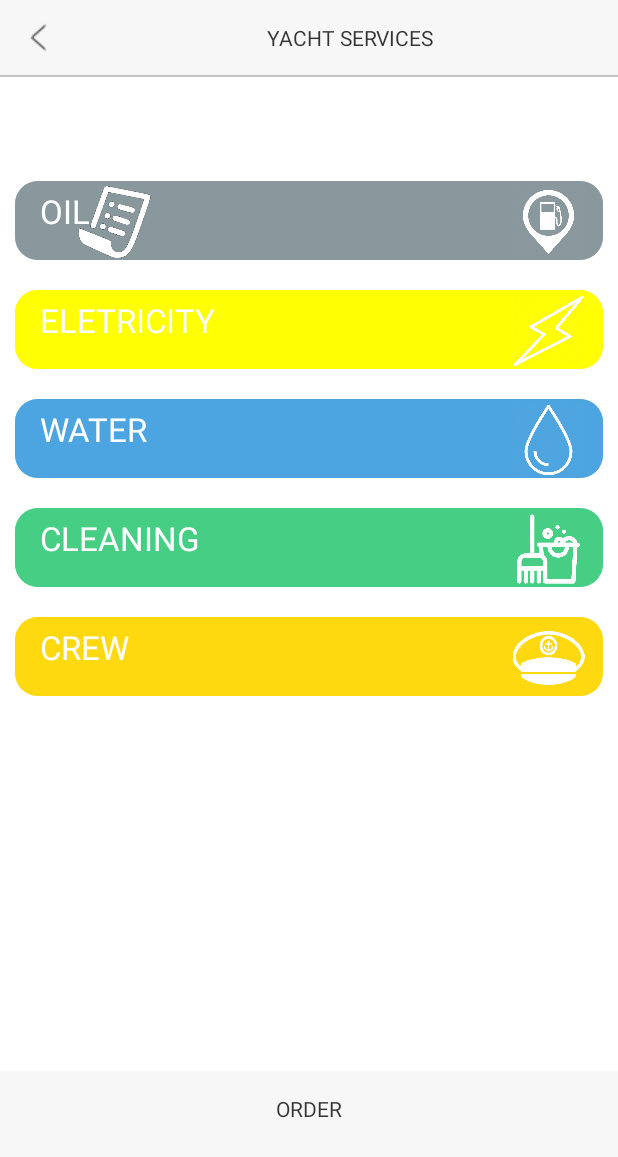
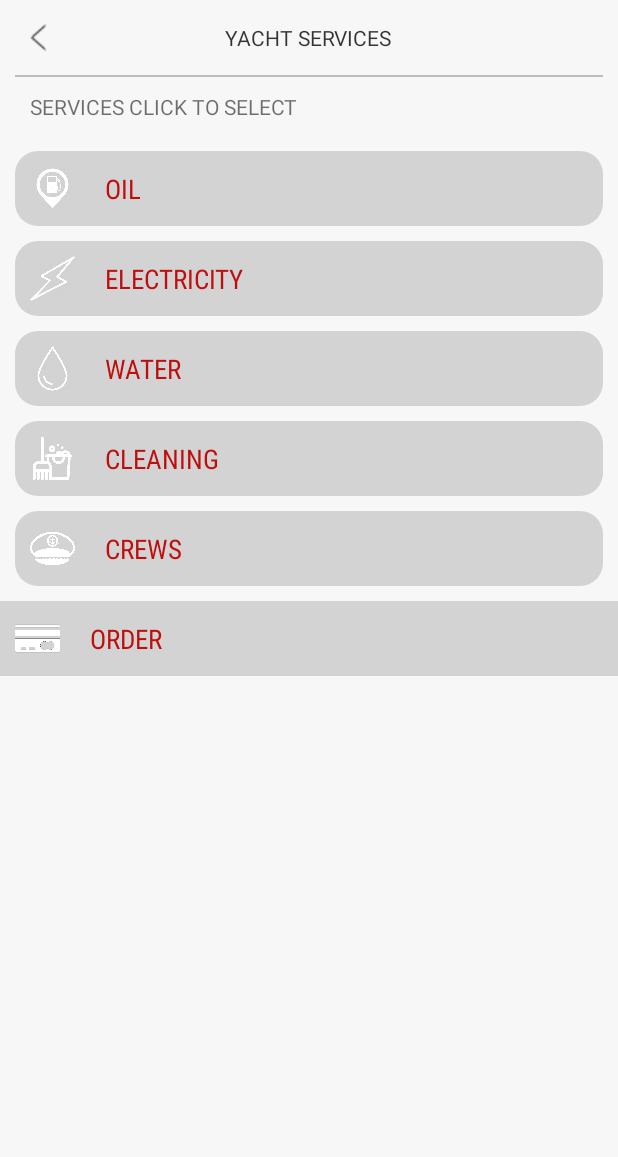
Before and after one commit to vlatkosemos/PortoMontenegro2, an Android app: the YachtServices screen opened directly, with no data from a screen before it, on a phone screen of 412 x 824 dp. Shown: the top 1157 px of the screen. Run offline under Robolectric (Android 15) with nearby library versions, the phone set to English and light mode, and no system bars; our stand-ins replace Picasso; pictures from the network do not load.

Commit message:
Merge branch 'master' of https://github.com/vlatkosemos/PortoMontenegro2
# Conflicts:
#	.idea/caches/build_file_checksums.ser

```diff
--- a/app/src/main/java/com/example/dimit/portomontenegro/YachtServices.java
+++ b/app/src/main/java/com/example/dimit/portomontenegro/YachtServices.java
@@ -1,14 +1,139 @@
 package com.example.dimit.portomontenegro;
 
 import android.app.Activity;
+import android.app.AlertDialog;
+import android.content.Context;
+import android.content.DialogInterface;
+import android.net.Uri;
 import android.support.v7.app.AppCompatActivity;
 import android.os.Bundle;
+import android.util.TypedValue;
+import android.view.View;
+import android.view.ViewGroup;
+import android.widget.AdapterView;
+import android.widget.ImageButton;
+import android.widget.ListView;
+import android.widget.Toast;
 
-public class YachtServices extends Activity {
+import com.example.dimit.portomontenegro.adapters.ListFacilitiesAdapter;
+import com.example.dimit.portomontenegro.objects.ZFacilities;
+
+import java.util.ArrayList;
+import java.util.List;
+
+public class YachtServices extends Activity { Context context;
+    ListFacilitiesAdapter adapter;
+    ListFacilitiesAdapter adapter1;
+
+
+    List<ZFacilities> lstResAndBar= new ArrayList<>();
+    List<ZFacilities> lstActivitys = new ArrayList<>();
+    ListView lstData;
+    ListView grvFun;
+
+    Uri petrolicon = Uri.parse("android.resource://com.example.dimit.portomontenegro/" + R.drawable.petrolicon);
+    Uri eletricityicon = Uri.parse("android.resource://com.example.dimit.portomontenegro/" + R.drawable.eletricityicon);
+    Uri watericon = Uri.parse("android.resource://com.example.dimit.portomontenegro/" + R.drawable.watericon);
+    Uri cleaningicon = Uri.parse("android.resource://com.example.dimit.portomontenegro/" + R.drawable.cleaningicon);
+    Uri crewicon1 = Uri.parse("android.resource://com.example.dimit.portomontenegro/" + R.drawable.crewicon1);
+
+    String petroliconSTR = petrolicon.toString();
+    String eletricityiconSTR = eletricityicon.toString();
+    String watericonSTR = watericon.toString();
+    String cleaningiconSTR = cleaningicon.toString();
+    String crewicon1STR = crewicon1.toString();
+
 
     @Override
     protected void onCreate(Bundle savedInstanceState) {
         super.onCreate(savedInstanceState);
         setContentView(R.layout.activity_yacht_services);
+
+        context = this;
+        Listners();
+
+        Start();
+
+        BindData();
+
+
+
+
     }
+
+    protected void popUpOrder(View v){
+
+
+        AlertDialog.Builder builder1 = new AlertDialog.Builder(context);
+        builder1.setMessage("Your order has been recived");
+        builder1.setCancelable(true);
+
+        builder1.setPositiveButton(
+                "OK",
+                new DialogInterface.OnClickListener() {
+                    public void onClick(DialogInterface dialog, int id) {
+                        dialog.cancel();
+                    }
+                });
+
+
+
+        AlertDialog alert11 = builder1.create();
+        alert11.show();
+
+    }
+
+    public void Listners()
+    {
+        context= this;
+
+        ImageButton imgBack = (ImageButton)findViewById(R.id.imgBack);
+        if (imgBack!=null)
+            imgBack.setOnClickListener(new View.OnClickListener() {
+                @Override
+                public void onClick(View v) {
+                    finish();
+                }
+            });
+
+        ImageButton imgClose = (ImageButton)findViewById(R.id.imgClose);
+        if (imgClose!=null)
+            imgClose.setOnClickListener(new View.OnClickListener() {
+                @Override
+                public void onClick(View v) {
+                    finish();
+                }
+            });
+    }
+
+    public void BindData()
+    {
+
+        grvFun = (ListView) findViewById(R.id.grvFun);
+        adapter1 = new ListFacilitiesAdapter(context, R.layout.facilities_item, lstResAndBar);
+        ViewGroup.LayoutParams layoutParams1 = grvFun.getLayoutParams();
+        int height1 = (int) TypedValue.applyDimension(TypedValue.COMPLEX_UNIT_SP, (int)(5*62), getResources().getDisplayMetrics());
+        layoutParams1.height = height1;
+        grvFun.setLayoutParams(layoutParams1);
+        grvFun.setOnItemClickListener(new AdapterView.OnItemClickListener() {
+            @Override
+            public void onItemClick(AdapterView<?> parent, View view, int position, long id) {
+                Toast.makeText(context,"test click"+position ,Toast.LENGTH_LONG).show();
+            }
+        });
+        grvFun.setAdapter(adapter1);
+    }
+
+    public void Start()
+    {
+        lstResAndBar.add(new ZFacilities("OIL",petroliconSTR,1));
+        lstResAndBar.add(new ZFacilities("ELECTRICITY",eletricityiconSTR,1));
+        lstResAndBar.add(new ZFacilities("WATER",watericonSTR,1));
+        lstResAndBar.add(new ZFacilities("CLEANING",cleaningiconSTR,1));
+        lstResAndBar.add(new ZFacilities("CREWS",crewicon1STR,1));
+
+
+
+    }
+
 }
--- a/app/src/main/java/com/example/dimit/portomontenegro/adapters/ListFacilitiesAdapter.java
+++ b/app/src/main/java/com/example/dimit/portomontenegro/adapters/ListFacilitiesAdapter.java
@@ -1,5 +1,6 @@
 package com.example.dimit.portomontenegro.adapters;
 
+import android.app.Application;
 import android.app.Dialog;
 import android.content.Context;
 import android.graphics.Typeface;
@@ -12,6 +13,7 @@ import android.widget.ImageView;
 import android.widget.LinearLayout;
 import android.widget.ScrollView;
 import android.widget.TextView;
+import android.widget.Toast;
 
 import com.example.dimit.portomontenegro.R;
 import com.example.dimit.portomontenegro.objects.ZEvents;
@@ -31,7 +33,7 @@ public class ListFacilitiesAdapter  extends ArrayAdapter<ZFacilities> {
         super(context, resource, items);
     }
     @Override
-    public View getView(int position, View convertView, ViewGroup parent) {
+    public View getView(final int position, View convertView, ViewGroup parent) {
 
         final ZFacilities p = getItem(position);
 
@@ -57,6 +59,9 @@ public class ListFacilitiesAdapter  extends ArrayAdapter<ZFacilities> {
                 LinearLayout llOpenTehaterEvent=(LinearLayout) v.findViewById(R.id.llOpenTheaterEvent);
                 TextView txtTitle=(TextView) v.findViewById(R.id.txtTitle);
                 ImageView imgSrc = (ImageView) v.findViewById(R.id.imageSrc);
+                final ImageView imgOrder = (ImageView) v.findViewById(R.id.ordericon);
+
+                imgOrder.setVisibility(View.GONE);
 
                 if(txtTitle!=null)
                 {
@@ -73,7 +78,12 @@ public class ListFacilitiesAdapter  extends ArrayAdapter<ZFacilities> {
                     llOpenTehaterEvent.setOnClickListener(new View.OnClickListener() {
                         @Override
                         public void onClick(View v) {
+                            if(imgOrder.getVisibility() == View.GONE){
 
+                                imgOrder.setVisibility(View.VISIBLE);
+                            }else {
+                                imgOrder.setVisibility(View.GONE);
+                            }
                         }
                     });
                 }
--- a/app/src/main/res/layout/activity_yacht_services.xml
+++ b/app/src/main/res/layout/activity_yacht_services.xml
@@ -1,21 +1,20 @@
 <?xml version="1.0" encoding="utf-8"?>
-<android.support.constraint.ConstraintLayout xmlns:android="http://schemas.android.com/apk/res/android"
+<RelativeLayout xmlns:android="http://schemas.android.com/apk/res/android"
     xmlns:app="http://schemas.android.com/apk/res-auto"
-    xmlns:tools="http://schemas.android.com/tools"
+    xmlns:custom="http://schemas.android.com/apk/res-auto"
     android:layout_width="match_parent"
     android:layout_height="match_parent"
-    tools:context=".YachtServices"
-    android:background="#fff">
+    android:background="#f7f7f7">
+
     <LinearLayout
         android:layout_width="match_parent"
         android:layout_height="match_parent"
-        android:orientation="vertical"
-        android:weightSum="6">
+        android:background="#f7f7f7"
+        android:orientation="vertical">
         <LinearLayout
             android:layout_width="match_parent"
             android:layout_height="wrap_content"
             android:layout_alignParentTop="true"
-            android:layout_weight="1"
             android:orientation="vertical">
 
 
@@ -47,8 +46,6 @@
 
                     >
 
-
-
                     <TextView
                         android:layout_width="wrap_content"
                         android:layout_height="match_parent"
@@ -59,78 +56,115 @@
                         android:textAllCaps="true"
                         android:textColor="#ca000000" />
                 </LinearLayout>
+
+                <ImageButton
+                    android:id="@+id/imgClose"
+                    android:layout_width="40dp"
+                    android:layout_height="match_parent"
+                    android:layout_marginLeft="5dp"
+                    android:layout_marginRight="10dp"
+                    android:alpha="0.8"
+                    android:background="#00000000"
+                    android:tint="#000" />
+
             </LinearLayout>
 
             <RelativeLayout
                 android:layout_width="fill_parent"
                 android:layout_height="1dp"
-                android:layout_marginLeft="0dp"
-                android:layout_marginRight="0dp"
+                android:layout_marginLeft="10dp"
+                android:layout_marginRight="10dp"
                 android:background="#3c000000"></RelativeLayout>
         </LinearLayout>
+
         <ScrollView
-        android:layout_width="match_parent"
-        android:layout_height="wrap_content"
-            android:layout_weight="4">
+            android:layout_width="match_parent"
+            android:layout_height="wrap_content">
 
-    <LinearLayout
-        android:layout_width="match_parent"
-        android:layout_height="match_parent"
-        android:orientation="vertical"
-        android:weightSum="5"
-        >
-        <LinearLayout android:layout_weight="1"  android:layout_height="wrap_content" android:layout_margin="10dp"  android:layout_span="1" android:minWidth="50dp" android:background="@drawable/oilbg"
-            android:layout_width="match_parent">
-            <RelativeLayout  android:layout_width="match_parent" android:padding="1dp" android:background="@drawable/oilbg" android:layout_height="match_parent">
-                <TextView android:layout_centerVertical="true" android:layout_width="match_parent" android:layout_height="wrap_content" android:paddingTop="4dp" android:paddingLeft="15dp" android:textColor="#fff" android:maxLines="2" android:ellipsize="end" android:text="OIL" android:textSize="22dp" android:layout_alignParentTop="true" android:layout_alignParentLeft="true" android:layout_alignParentStart="true" />
-                <ImageView android:layout_width="100dp" android:paddingLeft="30dp" android:paddingTop="2dp" android:layout_alignParentEnd="true" android:layout_height="50dp" android:src="@drawable/petrolicon" />
-                <ImageView android:layout_width="100dp" android:paddingLeft="30dp" android:paddingTop="2dp" android:layout_height="50dp" android:src="@drawable/order" />
-            </RelativeLayout>
-        </LinearLayout>
-        <LinearLayout android:layout_weight="1"  android:layout_height="wrap_content" android:layout_margin="10dp"  android:layout_span="1" android:minWidth="50dp" android:background="@drawable/eletricitybg"
-            android:layout_width="match_parent">
-            <RelativeLayout  android:layout_width="match_parent" android:padding="1dp" android:background="@drawable/eletricitybg" android:layout_height="match_parent">
-                <TextView android:layout_centerVertical="true" android:layout_width="match_parent" android:layout_height="wrap_content" android:paddingTop="4dp" android:paddingLeft="15dp" android:textColor="#fff" android:maxLines="2" android:ellipsize="end" android:text="ELETRICITY" android:textSize="22dp" android:layout_alignParentTop="true" android:layout_alignParentLeft="true" android:layout_alignParentStart="true" />
-                <ImageView android:layout_width="100dp" android:paddingLeft="30dp" android:paddingTop="2dp" android:layout_alignParentEnd="true" android:layout_height="50dp" android:src="@drawable/eletricityicon" />
-            </RelativeLayout>
-        </LinearLayout>
-        <LinearLayout android:layout_weight="1"  android:layout_height="wrap_content" android:layout_margin="10dp"  android:layout_span="1" android:minWidth="50dp" android:background="@drawable/waterbg"
-            android:layout_width="match_parent">
-            <RelativeLayout  android:layout_width="match_parent" android:padding="1dp" android:background="@drawable/waterbg" android:layout_height="match_parent">
-                <TextView android:layout_centerVertical="true" android:layout_width="match_parent" android:layout_height="wrap_content" android:paddingTop="4dp" android:paddingLeft="15dp" android:textColor="#fff" android:maxLines="2" android:ellipsize="end" android:text="WATER" android:textSize="22dp" android:layout_alignParentTop="true" android:layout_alignParentLeft="true" android:layout_alignParentStart="true" />
-                <ImageView android:layout_width="100dp" android:paddingLeft="30dp" android:paddingTop="2dp" android:layout_alignParentEnd="true" android:layout_height="50dp" android:src="@drawable/watericon" />
-            </RelativeLayout>
-        </LinearLayout><LinearLayout android:layout_weight="1"  android:layout_height="wrap_content" android:layout_margin="10dp"  android:layout_span="1" android:minWidth="50dp" android:background="@drawable/cleaningbg"
-        android:layout_width="match_parent">
-        <RelativeLayout  android:layout_width="match_parent" android:padding="1dp" android:background="@drawable/cleaningbg" android:layout_height="match_parent">
-            <TextView android:layout_centerVertical="true" android:layout_width="match_parent" android:layout_height="wrap_content" android:paddingTop="4dp" android:paddingLeft="15dp" android:textColor="#fff" android:maxLines="2" android:ellipsize="end" android:text="CLEANING" android:textSize="22dp" android:layout_alignParentTop="true" android:layout_alignParentLeft="true" android:layout_alignParentStart="true" />
-            <ImageView android:layout_width="100dp" android:paddingLeft="30dp" android:paddingTop="2dp" android:layout_alignParentEnd="true" android:layout_height="50dp" android:src="@drawable/cleaningicon" />
-        </RelativeLayout>
-    </LinearLayout>
-        <LinearLayout android:layout_weight="1"  android:layout_height="wrap_content" android:layout_margin="10dp"  android:layout_span="1" android:minWidth="50dp" android:background="@drawable/crewbg"
-            android:layout_width="match_parent">
-            <RelativeLayout  android:layout_width="match_parent" android:padding="1dp" android:background="@drawable/crewbg" android:layout_height="match_parent">
-                <TextView android:layout_centerVertical="true" android:layout_width="match_parent" android:layout_height="wrap_content" android:paddingTop="4dp" android:paddingLeft="15dp" android:textColor="#fff" android:maxLines="2" android:ellipsize="end" android:text="CREW" android:textSize="22dp" android:layout_alignParentTop="true" android:layout_alignParentLeft="true" android:layout_alignParentStart="true" />
-                <ImageView android:layout_width="100dp" android:paddingLeft="30dp" android:paddingTop="2dp" android:layout_alignParentEnd="true" android:layout_height="50dp" android:src="@drawable/crewicon1" />
-            </RelativeLayout>
-        </LinearLayout>
-    </LinearLayout>
+            <LinearLayout
+                android:layout_width="match_parent"
+                android:layout_height="match_parent"
+                android:orientation="vertical">
 
-    </ScrollView>
+                <LinearLayout
+                    android:layout_width="match_parent"
+                    android:layout_height="match_parent"
+                    android:orientation="vertical">
+
+                    <TextView
+                        android:layout_width="match_parent"
+                        android:layout_height="match_parent"
+                        android:layout_gravity="center"
+                        android:layout_marginLeft="10dp"
+                        android:layout_marginRight="10dp"
+                        android:gravity="left"
+                        android:padding="10dp"
+                        android:text="SERVICES CLICK TO SELECT"
+                        android:textAllCaps="true"
+                        android:textColor="#8e000000" />
+
+                    <ListView
+                        android:id="@+id/grvFun"
+                        android:layout_width="match_parent"
+                        android:clipToPadding="true"
+                        android:paddingLeft="10dp"
+                        android:paddingRight="10dp"
+                        android:scrollbars="none"
+                        android:dividerHeight="0dp"
+                        android:divider="@null"
+                        android:layout_height="match_parent"></ListView>
+
+
+
+
+                </LinearLayout>
+
+
+            </LinearLayout>
+        </ScrollView>
+
         <LinearLayout
+            android:id="@+id/orderBtn"
+            android:onClick="popUpOrder"
             android:layout_width="match_parent"
+            android:orientation="vertical"
+            android:background="#d3d3d3"
             android:layout_height="wrap_content"
-            android:background="#f7f7f7"
-            android:layout_weight="1"
+            android:layout_gravity="end|bottom"
+
             >
-            <TextView
-                android:gravity="center"
+            <LinearLayout
+                android:id="@+id/llOpenTheaterEvent"
                 android:layout_width="match_parent"
-                android:layout_height="50dp"
-                android:text="ORDER"
-                android:textColor="#ca000000"
-                />
+                android:layout_height="wrap_content"
+                android:orientation="horizontal"
+                >
+
+                <ImageView
+                    android:id="@+id/imagorder"
+                    android:layout_width="30dp"
+                    android:layout_margin="10dp"
+                    android:layout_height="30dp"
+                    android:src="@drawable/creditcardicon"
+                    android:scaleType="fitXY" />
+                <TextView
+                    android:paddingLeft="10dp"
+                    android:paddingRight="10dp"
+                    android:id="@+id/txtTitle"
+                    android:layout_width="wrap_content"
+                    android:layout_weight="1"
+                    android:layout_height="wrap_content"
+                    android:ellipsize="end"
+                    android:fontFamily="sans-serif-condensed"
+                    android:gravity="left"
+                    android:layout_gravity="center_vertical"
+                    android:maxLines="2"
+                    android:text="order"
+                    android:textAllCaps="true"
+                    android:textColor="#be0e0e"
+                    android:textSize="18dp" />
+            </LinearLayout>
 
         </LinearLayout>
     </LinearLayout>
-</android.support.constraint.ConstraintLayout>
+</RelativeLayout>
--- a/app/src/main/res/layout/facilities_item.xml
+++ b/app/src/main/res/layout/facilities_item.xml
@@ -10,12 +10,14 @@
         android:layout_width="match_parent"
         android:orientation="vertical"
         android:background="@drawable/grayfaci"
-        android:layout_height="wrap_content">
+        android:layout_height="wrap_content"
+        android:layout_marginTop="10dp">
         <LinearLayout
             android:id="@+id/llOpenTheaterEvent"
             android:layout_width="match_parent"
             android:layout_height="wrap_content"
-            android:orientation="horizontal">
+            android:orientation="horizontal"
+            >
 
             <ImageView
                 android:id="@+id/imageSrc"
@@ -41,13 +43,16 @@
                 android:textColor="#be0e0e"
                 android:textSize="18dp" />
 
+            <ImageView
+                android:id="@+id/ordericon"
+                android:layout_width="30dp"
+                android:layout_margin="10dp"
+                android:layout_height="30dp"
+                android:src="@drawable/order"
+                android:scaleType="fitXY" />
+
         </LinearLayout>
-        <RelativeLayout
-            android:layout_width="match_parent"
-            android:layout_marginRight="10dp"
-            android:layout_marginLeft="10dp"
-            android:layout_height="1dp"
-            android:background="#3c000000"></RelativeLayout>
+
     </LinearLayout>
 
 </LinearLayout>
```
